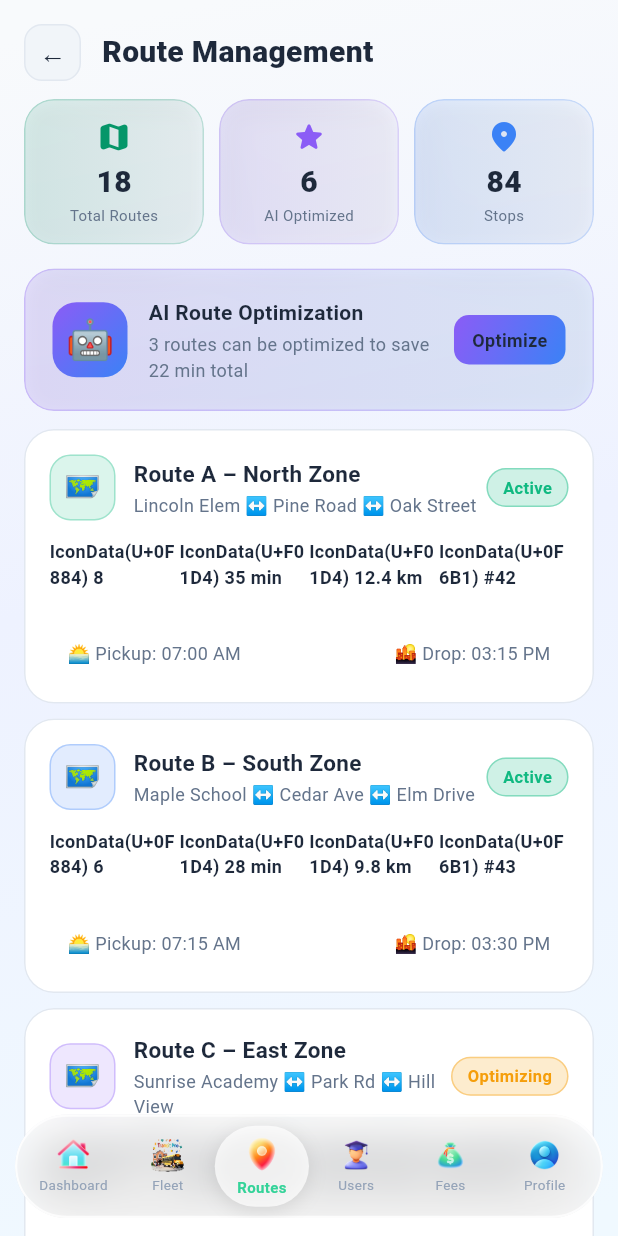
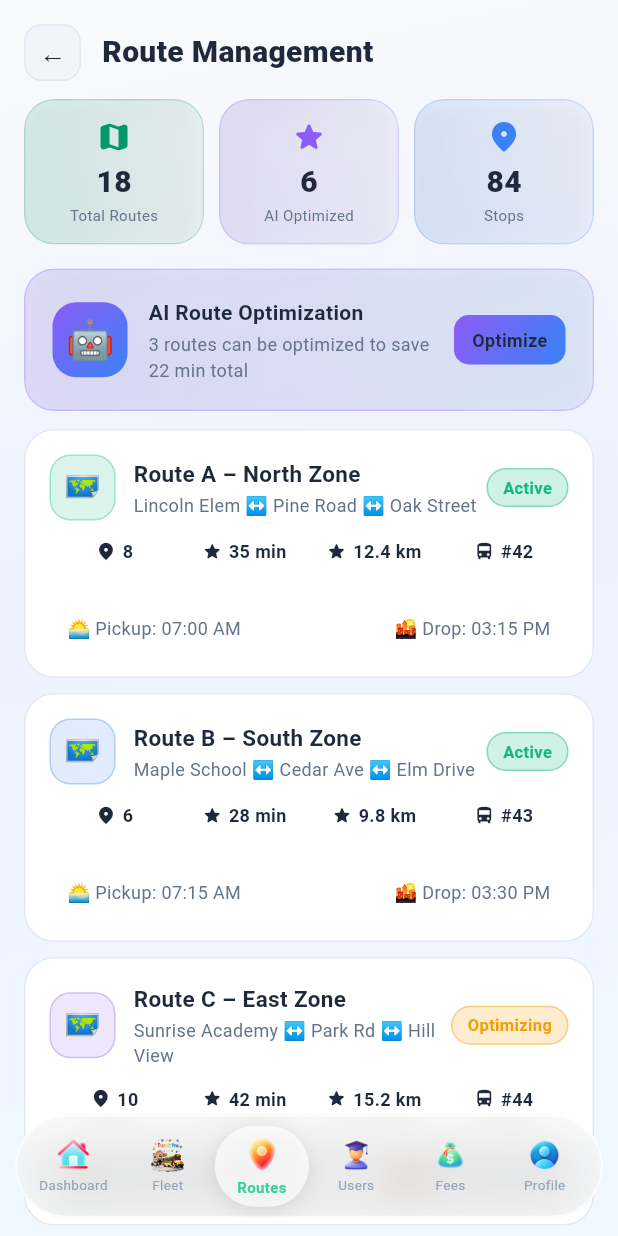
Before and after one commit to Noorulain-Shahid/transit_admin, a Flutter app: the AdminLayout screen opened by its route, item 3 of the bottom bar chosen, on a phone screen of 412 x 824 dp. Run offline on Flutter 3.47's test engine with Material 3 defaults, Android fonts, the light colour scheme and no system bars; our stand-ins replace firebase_auth, firebase_core, go_router, google_sign_in, image_picker, shared_preferences; accounts and stored records are empty.

Commit message:
transit_admin

```diff
--- a/lib/screens/admin/admin_routes.dart
+++ b/lib/screens/admin/admin_routes.dart
@@ -426,13 +426,23 @@ class _RouteDetail extends StatelessWidget {
     return Expanded(
       child: Column(
         children: [
-          Text(
-            '$icon $value',
-            style: TextStyle(
-              color: context.textPrimary,
-              fontSize: 12,
-              fontWeight: FontWeight.w600,
-            ),
+          Row(
+            mainAxisAlignment: MainAxisAlignment.center,
+            children: [
+              Icon(icon, size: 14, color: context.textPrimary),
+              const SizedBox(width: 4),
+              Flexible(
+                child: Text(
+                  value,
+                  overflow: TextOverflow.ellipsis,
+                  style: TextStyle(
+                    color: context.textPrimary,
+                    fontSize: 12,
+                    fontWeight: FontWeight.w600,
+                  ),
+                ),
+              ),
+            ],
           ),
           const SizedBox(height: 2),
           Text(
```
